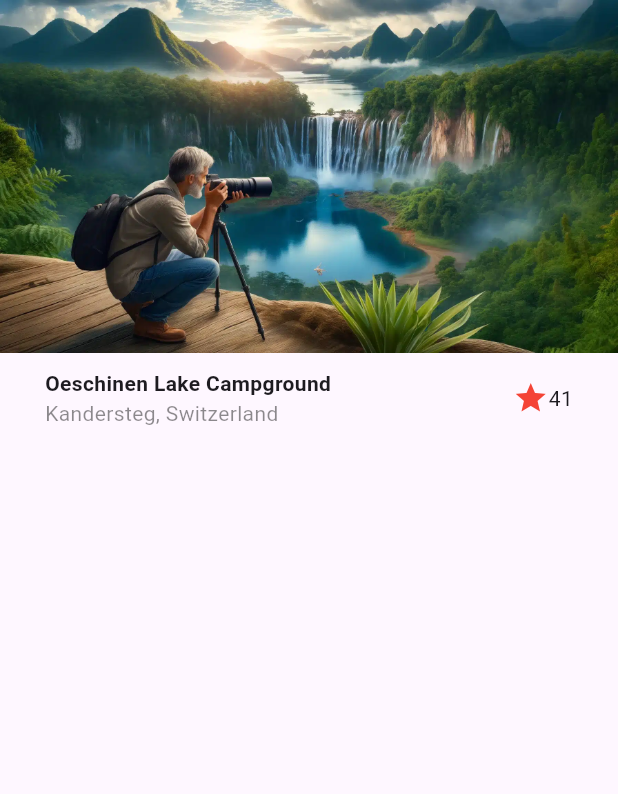
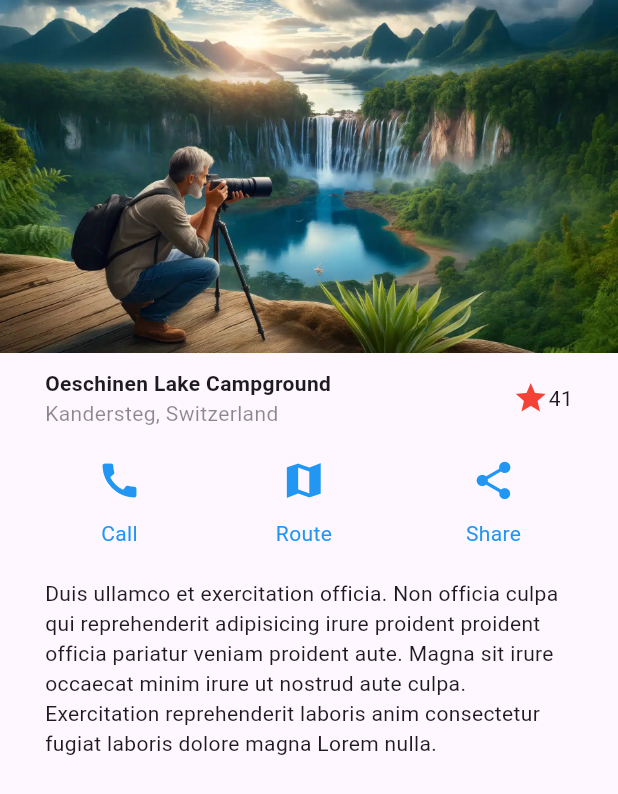
Before and after one commit to alvaro-dev11/fl_disenos, a Flutter app: the screen it shows after launch, on a phone screen of 412 x 824 dp. Shown: the top 794 px of the screen. Run offline on Flutter 3.47's test engine with Material 3 defaults, Android fonts, the light colour scheme and no system bars.

Commit message:
Terminar diseño básico.

```diff
--- a/lib/screens/basic_design.dart
+++ b/lib/screens/basic_design.dart
@@ -5,12 +5,22 @@ class BasicDesignScreen extends StatelessWidget {
 
   @override
   Widget build(BuildContext context) {
-    return const Scaffold(
+    return Scaffold(
       body: Column(
         children: [
-          Image(image: AssetImage('assets/landscape.jpg')),
+          const Image(image: AssetImage('assets/landscape.jpg')),
           // Título
-          Title()
+          const Title(),
+
+          // Button Section
+          const ButtonSection(),
+
+          // Description
+          Container(
+            margin: const EdgeInsets.symmetric(horizontal: 30, vertical: 10),
+            child: const Text(
+                'Duis ullamco et exercitation officia. Non officia culpa qui reprehenderit adipisicing irure proident proident officia pariatur veniam proident aute. Magna sit irure occaecat minim irure ut nostrud aute culpa. Exercitation reprehenderit laboris anim consectetur fugiat laboris dolore magna Lorem nulla.'),
+          )
         ],
       ),
     );
@@ -49,3 +59,63 @@ class Title extends StatelessWidget {
     );
   }
 }
+
+class ButtonSection extends StatelessWidget {
+  const ButtonSection({
+    super.key,
+  });
+
+  @override
+  Widget build(BuildContext context) {
+    return Container(
+      margin: const EdgeInsets.symmetric(horizontal: 20, vertical: 10),
+      child: const Row(
+        mainAxisAlignment: MainAxisAlignment.spaceAround,
+        children: [
+          CustomButton(
+            icon: Icons.call,
+            text: 'Call',
+          ),
+          CustomButton(
+            icon: Icons.map_sharp,
+            text: 'Route',
+          ),
+          CustomButton(
+            icon: Icons.share,
+            text: 'Share',
+          ),
+        ],
+      ),
+    );
+  }
+}
+
+class CustomButton extends StatelessWidget {
+  final IconData icon;
+  final String text;
+  const CustomButton({
+    super.key,
+    required this.icon,
+    required this.text,
+  });
+
+  @override
+  Widget build(BuildContext context) {
+    return Column(
+      children: [
+        Icon(
+          icon,
+          color: Colors.blue,
+          size: 30,
+        ),
+        const SizedBox(
+          height: 10,
+        ),
+        Text(
+          text,
+          style: const TextStyle(color: Colors.blue),
+        )
+      ],
+    );
+  }
+}
```
